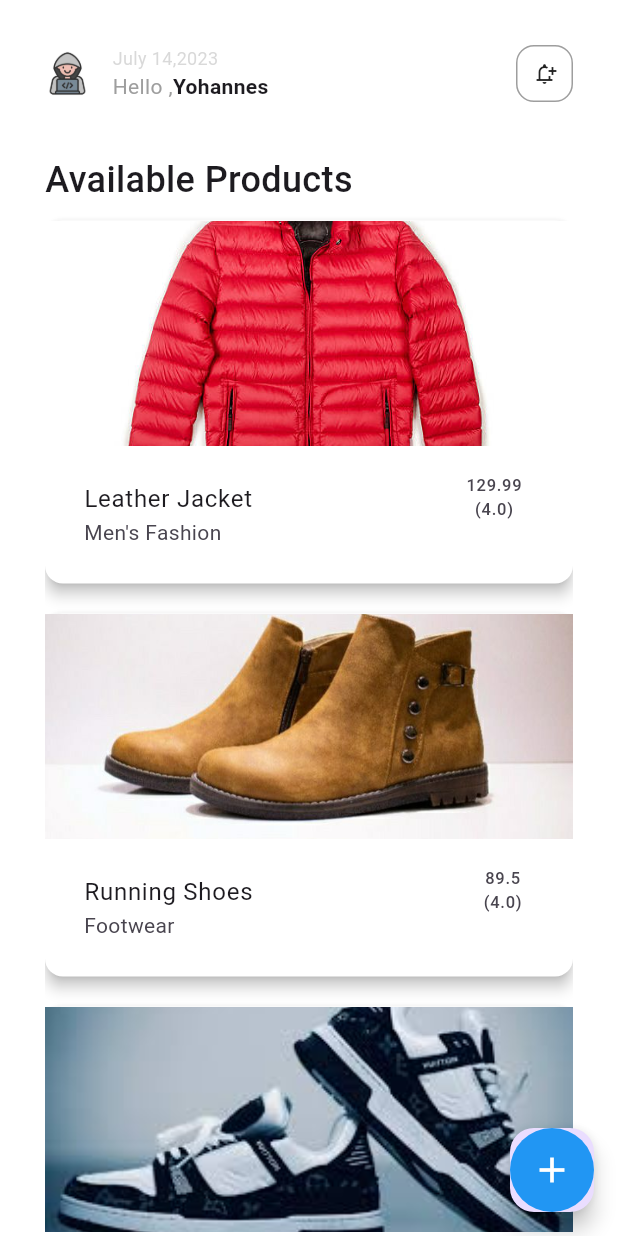
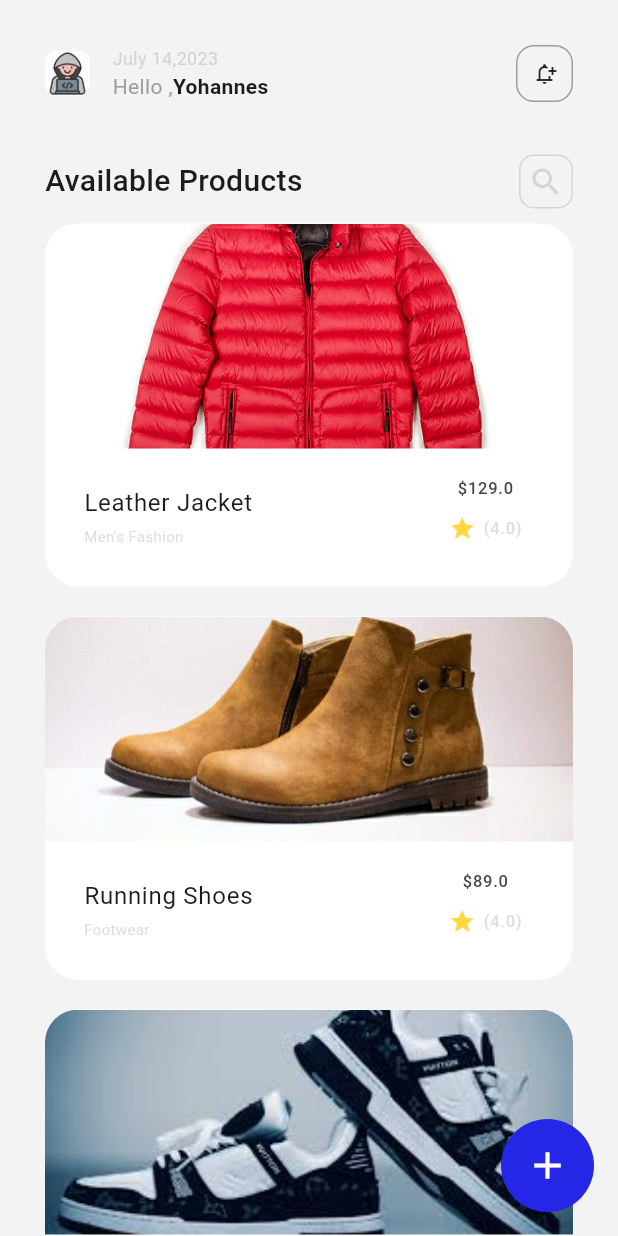
Before and after one commit to yaftes/2025-project-phase-mobile-tasks, a Flutter app: the screen it shows after launch, on a phone screen of 412 x 824 dp. Run offline on Flutter 3.47's test engine with Material 3 defaults, Android fonts, the phone set to English and light mode, and no system bars.

Commit message:
fix : fix some layout issue on custom card

```diff
--- a/onboarding/e_commerce/lib/data.dart
+++ b/onboarding/e_commerce/lib/data.dart
@@ -11,7 +11,7 @@ final List<CustomCard> data = [
         'Perfect for cool weather or a night out. '
         'The inner lining adds warmth without extra bulk. '
         'A must-have statement piece in any wardrobe.',
-    price: 129.99,
+    price: 129,
   ),
   CustomCard(
     imageName: 'shoes.jpg',
@@ -23,7 +23,7 @@ final List<CustomCard> data = [
         'Responsive cushioning absorbs impact with every step. '
         'Ideal for road or treadmill running. '
         'Supportive heel and arch design for a stable stride.',
-    price: 89.50,
+    price: 89,
   ),
   CustomCard(
     imageName: 'sneakers.jpeg',
@@ -35,7 +35,7 @@ final List<CustomCard> data = [
         'Soft canvas material ensures all-day breathability. '
         'Durable rubber sole adds excellent traction and flexibility. '
         'Great for walking, errands, or weekend outings.',
-    price: 74.25,
+    price: 74,
   ),
   CustomCard(
     imageName: 'skirt.jpg',
@@ -47,7 +47,7 @@ final List<CustomCard> data = [
         'Features a frayed hem and subtle fading for a worn-in look. '
         'Two side pockets and a zip closure at the back. '
         'Made from high-quality cotton-blend denim.',
-    price: 59.99,
+    price: 59,
   ),
   CustomCard(
     imageName: 't-shirt.jpeg',
@@ -59,6 +59,6 @@ final List<CustomCard> data = [
         'Features a crew neck, short sleeves, and a relaxed fit. '
         'The printed design is high-quality and fade-resistant. '
         'Ideal for layering or wearing on its own.',
-    price: 29.95,
+    price: 29,
   ),
 ];
--- a/onboarding/e_commerce/lib/screens/detail_page.dart
+++ b/onboarding/e_commerce/lib/screens/detail_page.dart
@@ -81,6 +81,7 @@ class _DetailPageState extends State<DetailPage> {
 
                   SizedBox(height: 20),
                   Text(widget.description),
+
                   SizedBox(height: 15),
                   Row(children: [
 
--- a/onboarding/e_commerce/lib/screens/home_page.dart
+++ b/onboarding/e_commerce/lib/screens/home_page.dart
@@ -8,7 +8,7 @@ class HomePage extends StatelessWidget {
   @override
   Widget build(BuildContext context) {
     return Scaffold(
-      backgroundColor: Colors.white,
+      backgroundColor: const Color.fromARGB(255, 244, 243, 243),
       body: Padding(
         padding: const EdgeInsets.fromLTRB(30, 30, 30, 0),
         child: Column(
@@ -76,23 +76,40 @@ class HomePage extends StatelessWidget {
 
             SizedBox(height: 35),
             //
-            Text(
-              'Available Products',
-              style: TextStyle(fontSize: 24, fontWeight: FontWeight.w500),
+            Row(
+              mainAxisAlignment: MainAxisAlignment.spaceBetween,
+              children: [
+                Text(
+                  'Available Products',
+                  style: TextStyle(fontSize: 20, fontWeight: FontWeight.w500),
+                ),
+                Container(
+                  padding: EdgeInsets.all(5),
+                  decoration: BoxDecoration(
+                    border: BoxBorder.all(color: Colors.grey.withAlpha(90)),
+                    borderRadius: BorderRadius.circular(10),
+                  ),
+                  child: Icon(
+                    Icons.search_outlined,
+                    color: Colors.grey.withAlpha(90),
+                  ),
+                ),
+              ],
             ),
+
             //
             Expanded(child: ListView(children: data)),
           ],
         ),
       ),
 
-      floatingActionButton: FloatingActionButton(
-        onPressed: () {},
-        child: CircleAvatar(
-          backgroundColor: Colors.blue,
-          maxRadius: 200,
-          child: Icon(Icons.add, color: Colors.white, size: 28),
+      floatingActionButton: Container(
+        padding: EdgeInsets.all(16),
+        decoration: BoxDecoration(
+          color: const Color.fromARGB(255, 38, 38, 231),
+          borderRadius: BorderRadius.circular(50),
         ),
+        child: Icon(Icons.add, size: 30, color: Colors.white),
       ),
     );
   }
--- a/onboarding/e_commerce/lib/widgets/custom_card.dart
+++ b/onboarding/e_commerce/lib/widgets/custom_card.dart
@@ -39,25 +39,58 @@ class _CustomCardState extends State<CustomCard> {
           ),
         );
       },
-      child: Card(
+      child: Container(
         margin: EdgeInsets.symmetric(vertical: 10),
-        color: Colors.white,
-        elevation: 4,
+        decoration: BoxDecoration(
+          color: Colors.white,
+          borderRadius: BorderRadius.circular(22),
+        ),
+
         child: Column(
           children: [
-            Image.asset(
-              "assets/images/${widget.imageName}",
+            Container(
               height: 150,
-              width: double.infinity,
-              fit: BoxFit.cover,
+              decoration: BoxDecoration(
+                borderRadius: const BorderRadius.only(
+                  topLeft: Radius.circular(22),
+                  topRight: Radius.circular(22),
+                ),
+                image: DecorationImage(
+                  image: AssetImage('assets/images/${widget.imageName}'),
+                  fit: BoxFit.cover,
+                ),
+              ),
             ),
             Padding(
               padding: EdgeInsets.all(10),
               child: ListTile(
                 title: Text(widget.name),
-                subtitle: Text(widget.category),
+                subtitle: Text(
+                  widget.category,
+                  style: TextStyle(
+                    fontSize: 10,
+                    color: Colors.grey.withAlpha(90),
+                  ),
+                ),
                 trailing: Column(
-                  children: [Text(widget.price.toString()), Text('(4.0)')],
+                  children: [
+                    Text(
+                      '\$${widget.price.toString()}',
+                      style: TextStyle(fontWeight: FontWeight.w500),
+                    ),
+                    SizedBox(height: 10),
+                    Row(
+                      mainAxisSize: MainAxisSize.min,
+                      children: [
+                        Icon(Icons.star, color: Colors.amberAccent, size: 18),
+                        SizedBox(width: 5),
+                        Text(
+                          '(4.0)',
+                          style: TextStyle(color: Colors.grey.withAlpha(90)),
+                        ),
+                      ],
+                    ),
+                  ],
                 ),
               ),
             ),
```
Also changed, not shown: 1 other file.
